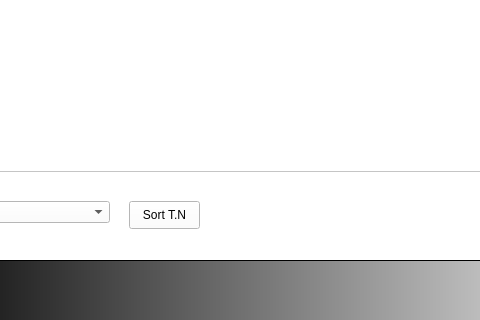
First picture: the form in CS1D_Project_2/mainwindow.ui, repository hicholasnu/Take-Me-Out-To-The-Ballgame, before the edit; both pictures show x 112 to 592 and y 280 to 600 of the 800 by 600 pixel window.
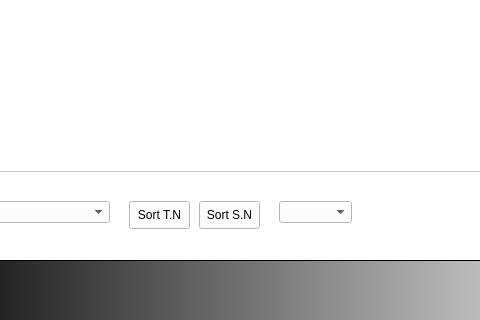
Second picture: the form after the edit.

Diff of the .ui file:
```diff
--- a/CS1D_Project_2/mainwindow.ui
+++ b/CS1D_Project_2/mainwindow.ui
@@ -204,7 +204,7 @@
        <rect>
         <x>230</x>
         <y>470</y>
-        <width>71</width>
+        <width>61</width>
         <height>28</height>
        </rect>
       </property>
@@ -212,6 +212,29 @@
        <string>Sort T.N</string>
       </property>
      </widget>
+     <widget class="QPushButton" name="pushButtonSortByStadiumNames">
+      <property name="geometry">
+       <rect>
+        <x>300</x>
+        <y>470</y>
+        <width>61</width>
+        <height>28</height>
+       </rect>
+      </property>
+      <property name="text">
+       <string>Sort S.N</string>
+      </property>
+     </widget>
+     <widget class="QComboBox" name="comboBox">
+      <property name="geometry">
+       <rect>
+        <x>380</x>
+        <y>470</y>
+        <width>73</width>
+        <height>22</height>
+       </rect>
+      </property>
+     </widget>
     </widget>
    </widget>
   </widget>
```
